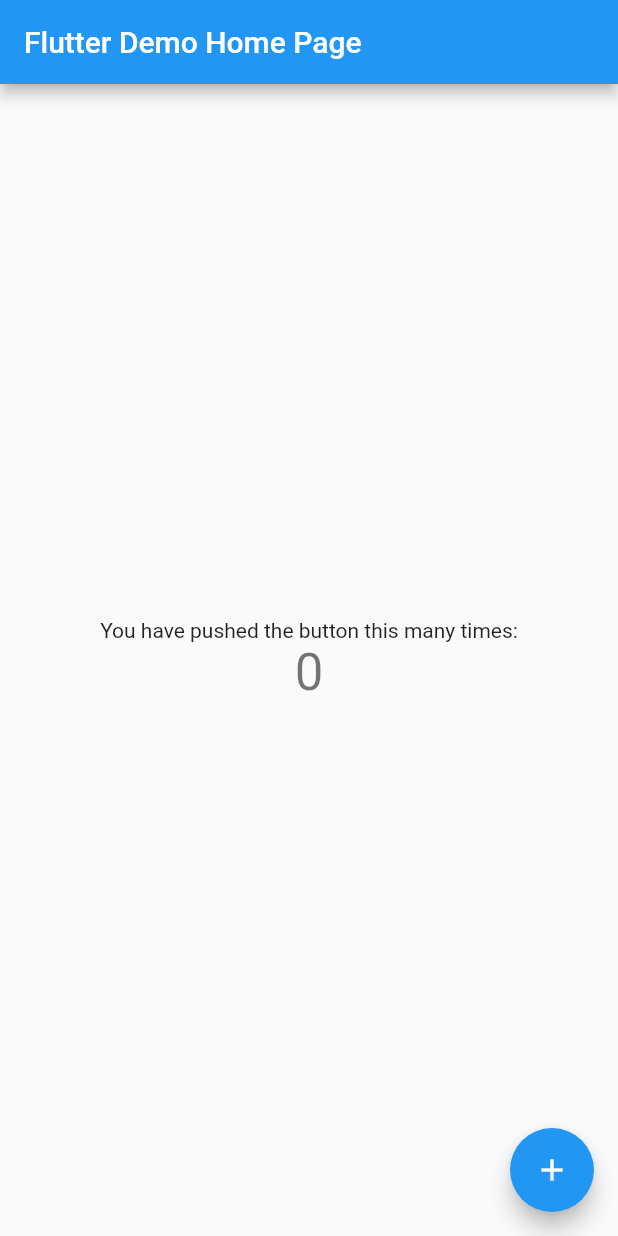
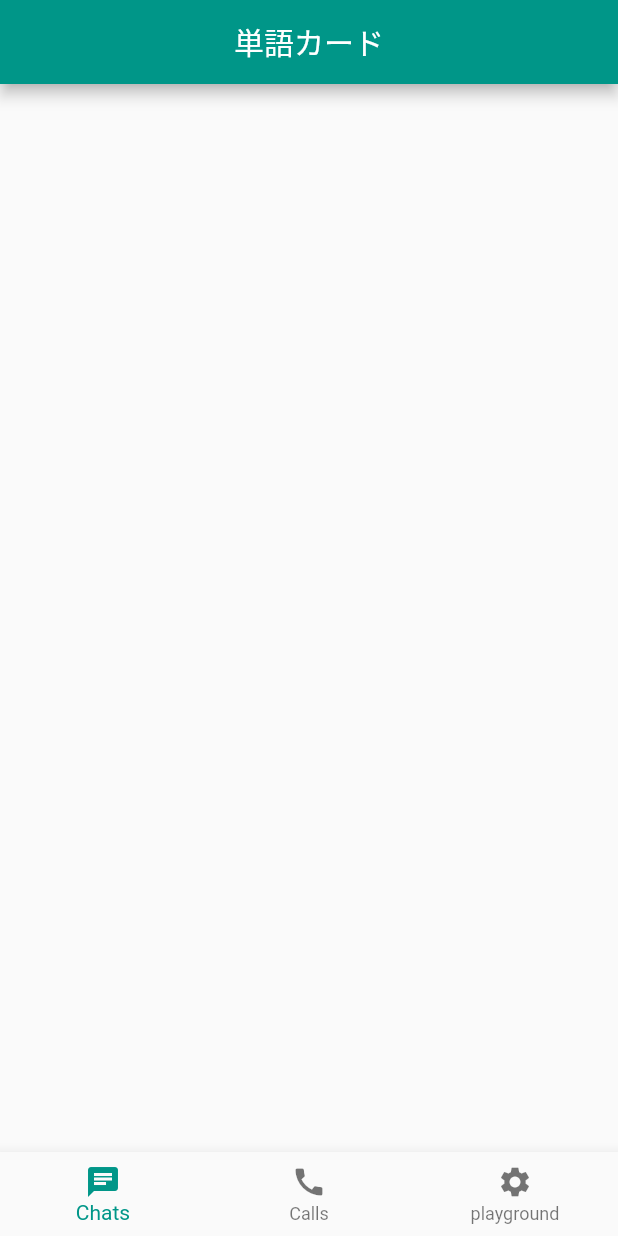
Before and after one commit to Channelsu/playground2, a Flutter app: the screen it shows after launch, on a phone screen of 412 x 824 dp. Run offline on Flutter 3.47's test engine with Material 2 defaults, Android fonts, the light colour scheme and no system bars.

Commit message:
ボトムナビゲーションバー作成

```diff
--- a/lib/main.dart
+++ b/lib/main.dart
@@ -1,4 +1,8 @@
 import 'package:flutter/material.dart';
+import 'package:playground/message_widget.dart';
+import 'package:playground/pages/playground_page.dart';
+import 'package:playground/pages/settings_page.dart';
+import 'package:playground/pages/word_cards_list_page.dart';
 
 void main() {
   runApp(MyApp());
@@ -9,17 +13,9 @@
   Widget build(BuildContext context) {
     return MaterialApp(
       title: 'Flutter Demo',
+      debugShowCheckedModeBanner: false,
       theme: ThemeData(
-        // This is the theme of your application.
-        //
-        // Try running your application with "flutter run". You'll see the
-        // application has a blue toolbar. Then, without quitting the app, try
-        // changing the primarySwatch below to Colors.green and then invoke
-        // "hot reload" (press "r" in the console where you ran "flutter run",
-        // or simply save your changes to "hot reload" in a Flutter IDE).
-        // Notice that the counter didn't reset back to zero; the application
-        // is not restarted.
-        primarySwatch: Colors.blue,
+        primarySwatch: Colors.teal,
       ),
       home: MyHomePage(title: 'Flutter Demo Home Page'),
     );
@@ -29,15 +25,6 @@
 class MyHomePage extends StatefulWidget {
   MyHomePage({Key key, this.title}) : super(key: key);
 
-  // This widget is the home page of your application. It is stateful, meaning
-  // that it has a State object (defined below) that contains fields that affect
-  // how it looks.
-
-  // This class is the configuration for the state. It holds the values (in this
-  // case the title) provided by the parent (in this case the App widget) and
-  // used by the build method of the State. Fields in a Widget subclass are
-  // always marked "final".
-
   final String title;
 
   @override
@@ -45,65 +32,71 @@
 }
 
 class _MyHomePageState extends State<MyHomePage> {
-  int _counter = 0;
+  int _selectedIndex = 0;
 
-  void _incrementCounter() {
-    setState(() {
-      // This call to setState tells the Flutter framework that something has
-      // changed in this State, which causes it to rerun the build method below
-      // so that the display can reflect the updated values. If we changed
-      // _counter without calling setState(), then the build method would not be
-      // called again, and so nothing would appear to happen.
-      _counter++;
-    });
-  }
+  // ボトムナビゲーションで表示される画面群
+  final screens = [
+    WordCardsListPage(),
+    SettingsPage(),
+    PlaygroundPage(),
+  ];
+
+  // void _incrementCounter() {
+  //   setState(() {
+  //     _counter++;
+  //   });
+  // }
+
+  final cardList = [
+    "タイトル1",
+    "タイトル2",
+    "タイトル3",
+    "タイトル4",
+    "タイトル5",
+    "タイトル6",
+    "タイトル7"
+  ];
 
   @override
   Widget build(BuildContext context) {
-    // This method is rerun every time setState is called, for instance as done
-    // by the _incrementCounter method above.
-    //
-    // The Flutter framework has been optimized to make rerunning build methods
-    // fast, so that you can just rebuild anything that needs updating rather
-    // than having to individually change instances of widgets.
     return Scaffold(
-      appBar: AppBar(
-        // Here we take the value from the MyHomePage object that was created by
-        // the App.build method, and use it to set our appbar title.
-        title: Text(widget.title),
-      ),
-      body: Center(
-        child: Column(
-          // Column is also a layout widget. It takes a list of children and
-          // arranges them vertically. By default, it sizes itself to fit its
-          // children horizontally, and tries to be as tall as its parent.
-          //
-          // Invoke "debug painting" (press "p" in the console, choose the
-          // "Toggle Debug Paint" action from the Flutter Inspector in Android
-          // Studio, or the "Toggle Debug Paint" command in Visual Studio Code)
-          // to see the wireframe for each widget.
-          //
-          // Column has various properties to control how it sizes itself and
-          // how it positions its children. Here we use mainAxisAlignment to
-          // center the children vertically; the main axis here is the vertical
-          // axis because Columns are vertical (the cross axis would be
-          // horizontal).
-          mainAxisAlignment: MainAxisAlignment.center,
-          children: <Widget>[
-            Text(
-              'You have pushed the button this many times:',
-            ),
-            Text(
-              '$_counter',
-              style: Theme.of(context).textTheme.headline4,
-            ),
-          ],
-        ),
-      ),
-      floatingActionButton: FloatingActionButton(
-        onPressed: _incrementCounter,
-        tooltip: 'Increment',
-        child: Icon(Icons.add),
+      // appBar: AppBar(
+      //   title: Text(widget.title),
+      //   centerTitle: true,
+      // ),
+      // body: SafeArea(
+      //   child: MessageWidget()
+      // ),
+      // body: ListWheelScrollView(
+      //   itemExtent: 150,
+      //   physics: FixedExtentScrollPhysics(),
+      //   children: cardList
+      //         .map((element) => Container(
+      //           height: 80,
+      //           width: 300,
+      //           color: Colors.teal,
+      //           child: Center(child: Text(element)),
+      //         ))
+      //         .toList(),
+      // ),
+      body: screens[_selectedIndex],
+      bottomNavigationBar: BottomNavigationBar(
+        currentIndex: _selectedIndex,
+        onTap: (index) => setState(() => _selectedIndex = index),
+        items: [
+          BottomNavigationBarItem(
+            icon: Icon(Icons.chat),
+            label: 'Chats'
+          ),
+          BottomNavigationBarItem(
+            icon: Icon(Icons.call),
+            label: 'Calls'
+          ),
+          BottomNavigationBarItem(
+            icon: Icon(Icons.settings),
+            label: 'playground',
+          ),
+        ],
       ),
     );
   }
--- /dev/null
+++ b/lib/pages/playground_page.dart
@@ -0,0 +1,14 @@
+import 'package:flutter/material.dart';
+
+class PlaygroundPage extends StatelessWidget {
+
+  @override
+  Widget build(BuildContext context) {
+    return Scaffold(
+      appBar: AppBar(
+        title: Text('遊び場'),
+        centerTitle: true,
+      ),
+    );
+  }
+}
--- /dev/null
+++ b/lib/pages/settings_page.dart
@@ -0,0 +1,14 @@
+import 'package:flutter/material.dart';
+
+class SettingsPage extends StatelessWidget {
+
+  @override
+  Widget build(BuildContext context) {
+    return Scaffold(
+      appBar: AppBar(
+        title: Text('設定'),
+        centerTitle: true,
+      ),
+    );
+  }
+}
--- /dev/null
+++ b/lib/pages/word_cards_list_page.dart
@@ -0,0 +1,14 @@
+import 'package:flutter/material.dart';
+
+class WordCardsListPage extends StatelessWidget {
+
+  @override
+  Widget build(BuildContext context) {
+    return Scaffold(
+      appBar: AppBar(
+        title: Text('単語カード'),
+        centerTitle: true,
+      ),
+    );
+  }
+}
--- a/pubspec.yaml
+++ b/pubspec.yaml
@@ -45,9 +45,9 @@
   uses-material-design: true
 
   # To add assets to your application, add an assets section, like this:
-  # assets:
-  #   - images/a_dot_burr.jpeg
-  #   - images/a_dot_ham.jpeg
+  assets:
+    - assets/images/Dog1x.jpg
+    - assets/images/train.jpg
 
   # An image asset can refer to one or more resolution-specific "variants", see
   # https://flutter.dev/assets-and-images/#resolution-aware.
```
